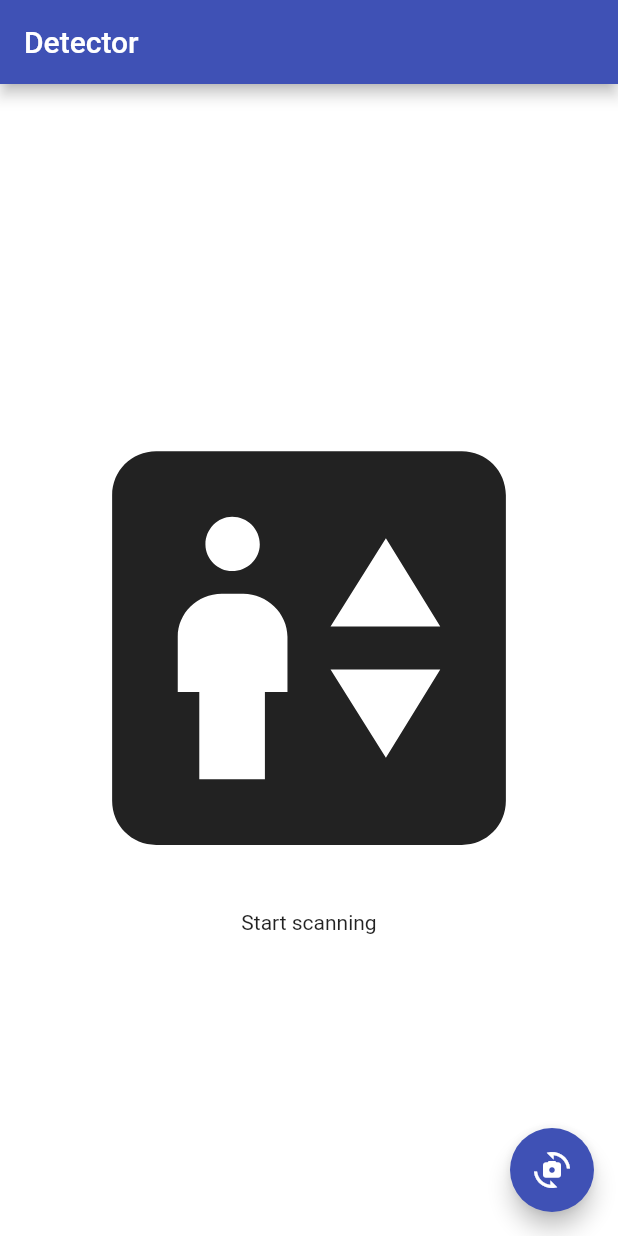
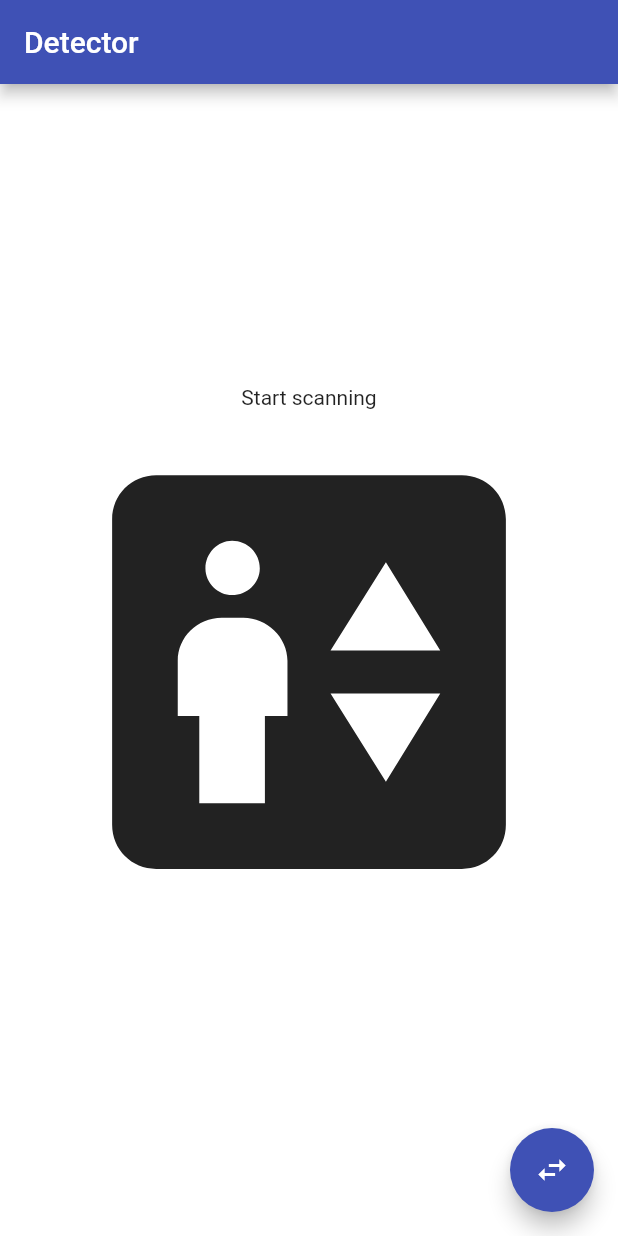
Before and after one commit to marvb19/ubi_sys_detector, a Flutter app: the screen it shows after launch, on a phone screen of 412 x 824 dp. Run offline on Flutter 3.47's test engine with Material 2 defaults, Android fonts, the phone set to English and light mode, and no system bars; our stand-ins replace flutter_blue.

Commit message:
changed button of FAB

```diff
--- a/lib/main.dart
+++ b/lib/main.dart
@@ -163,16 +163,16 @@ class _MyHomePageState extends State<MyHomePage> {
         child: Column(
           mainAxisAlignment: MainAxisAlignment.center,
           children: <Widget>[
+            Text(connetionText),
             activityIndicator(),
-            Text(connetionText),
           ],
         ),
       ),
       floatingActionButton: FloatingActionButton(
-        //onPressed: _switchActivity,
-        onPressed: startScan,
+        onPressed: _switchActivity,
+        //onPressed: startScan,
         tooltip: 'Increment',
-        child: const Icon(Icons.cameraswitch),
+        child: const Icon(Icons.swap_horiz_sharp),
       ), // This trailing comma makes auto-formatting nicer for build methods.
     );
   }
```
